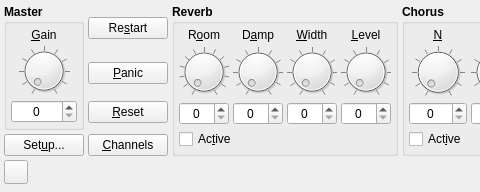
First picture: the form in src/qsynthMainForm.ui, repository rncbc/qsynth, before the edit; both pictures show x 0 to 480 and y 0 to 192 of the 765 by 192 pixel window.
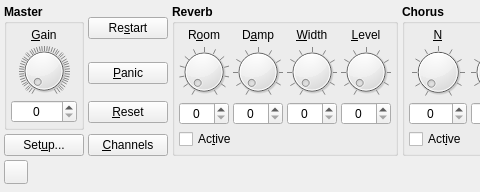
Second picture: the form after the edit. Icons and pictures are not drawn. Custom widgets are drawn as their Qt base class.

```diff
--- a/src/qsynthMainForm.ui
+++ b/src/qsynthMainForm.ui
@@ -86,7 +86,7 @@
          <string>Master Gain</string>
         </property>
         <property name="maximum">
-         <number>200</number>
+         <number>1000</number>
         </property>
         <property name="orientation">
          <enum>Qt::Horizontal</enum>
```
Left out of the diff: 2 changed lines with no effect on the pictures.
